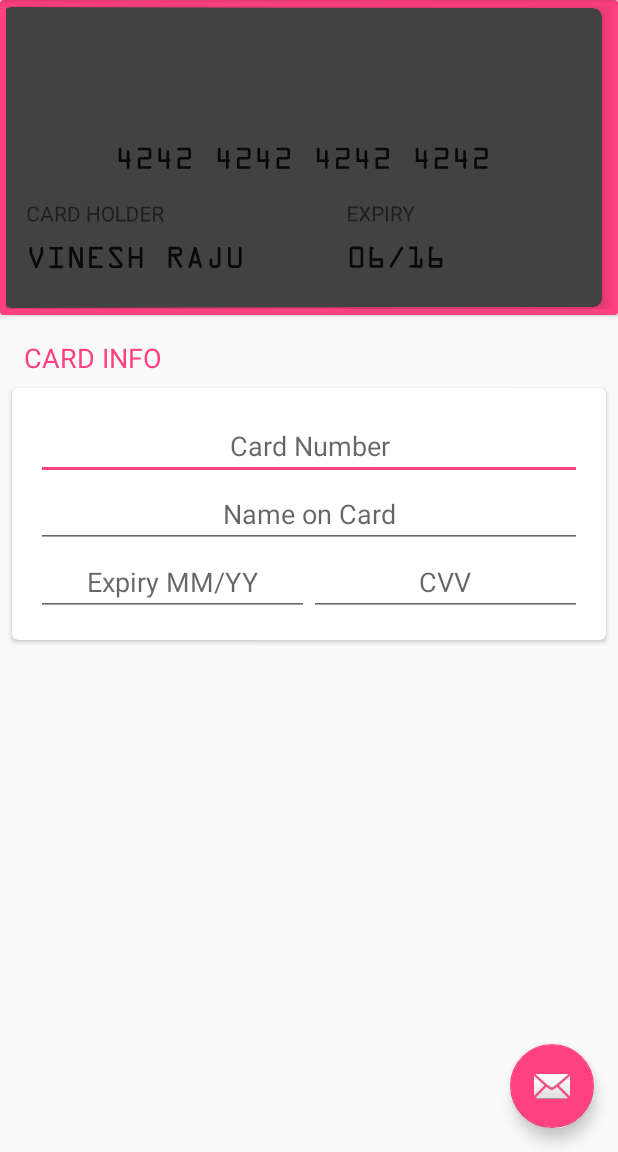
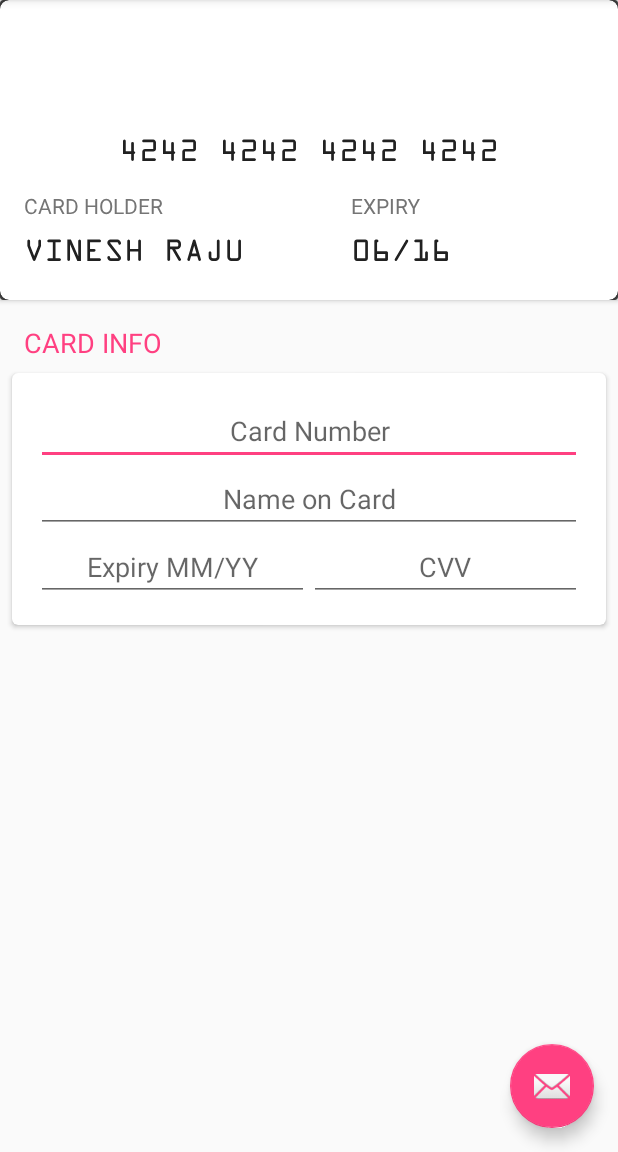
Before and after one commit to theVinesh/CreditCardView, an Android app: the screen it shows after launch (MainActivity), on a phone screen of 412 x 824 dp, the part 84-1236 px from its top. Run offline under Robolectric (Android 15) with nearby library versions, the phone set to English and light mode, and no system bars.

Commit message:
removed padding on main view, default back color changed

```diff
--- a/creditcardview/src/main/res/layout/credit_card_view.xml
+++ b/creditcardview/src/main/res/layout/credit_card_view.xml
@@ -2,6 +2,5 @@
 <android.support.v4.view.ViewPager xmlns:android="http://schemas.android.com/apk/res/android"
     android:id="@+id/vpCardsPager"
     android:layout_width="match_parent"
-    android:layout_height="210dp"
-    android:padding="4dp"
-    android:orientation="vertical" />
+    android:layout_height="200dp"
+ />
--- a/sample/src/main/res/layout/content_main.xml
+++ b/sample/src/main/res/layout/content_main.xml
@@ -19,9 +19,8 @@
             <xyz.vinesh.creditcardview.CreditCardView
                 android:id="@+id/cvCreditCardView"
                 android:layout_width="wrap_content"
+                app:cardBackgroundColor="@color/cardview_dark_background"
                 android:layout_height="wrap_content"
-                app:cardForegroundColor="@color/cardview_dark_background"
-                app:cardBackgroundColor="@color/colorAccent"
                 app:cardHolderName="Vinesh Raju"
                 app:expiry="06/16"
                 app:cvv="654"
```
